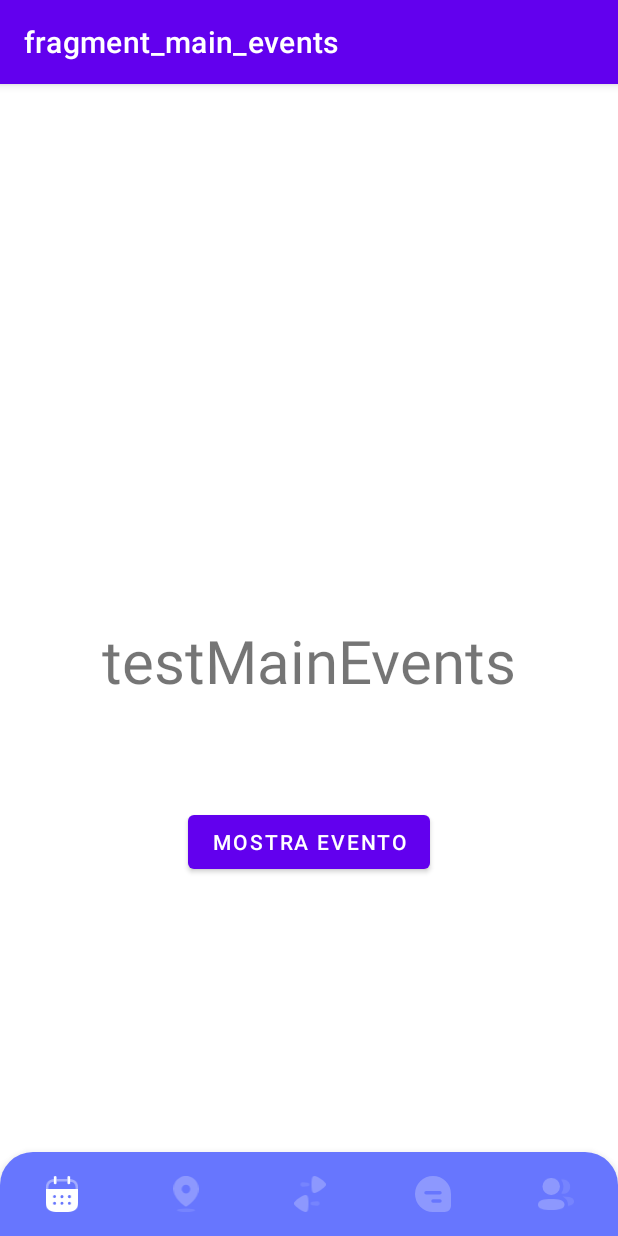
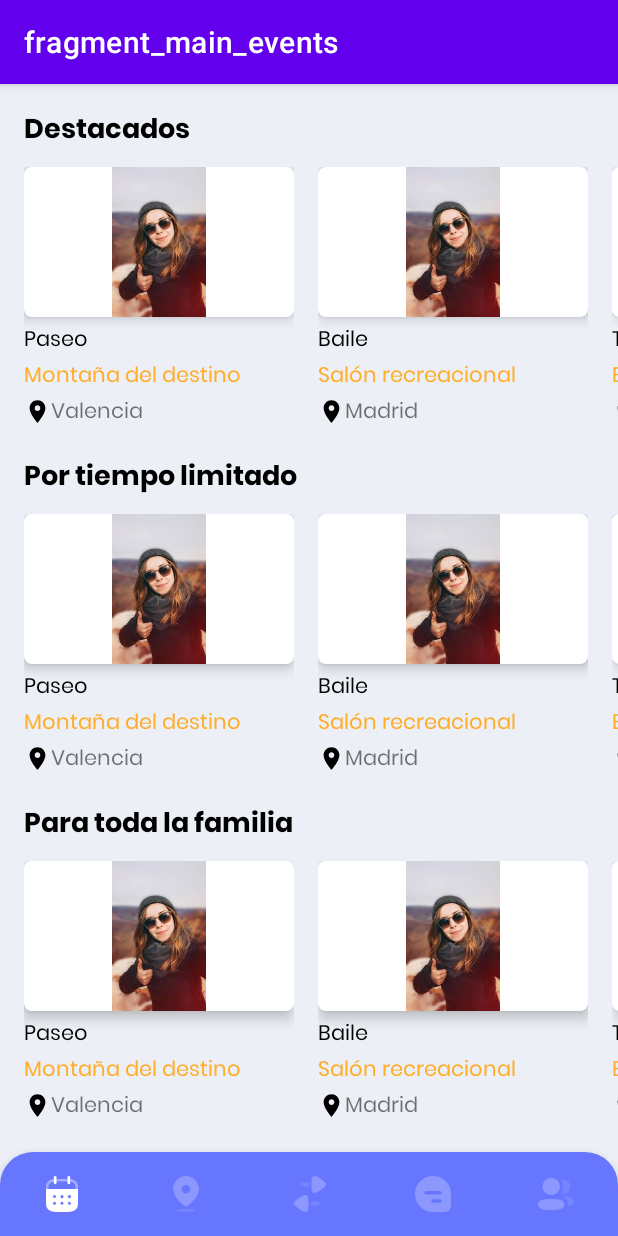
Before and after one commit to AndresOtalora01/GroupZ, an Android app: the MainEventsFragment screen opened through its navigation route, on a phone screen of 412 x 824 dp. Run offline under Robolectric (Android 15) with nearby library versions, the phone set to English and light mode, and no system bars; our stand-ins replace navigation-ui.

Commit message:
Eventos principal - vista implementada y funcional.

```diff
--- a/app/src/main/java/cat/copernic/groupz/ui/activities/main/fragments/MainEventsFragment.kt
+++ /dev/null
@@ -1,34 +0,0 @@
-package cat.copernic.groupz.ui.activities.main.fragments
-
-import android.os.Bundle
-import androidx.fragment.app.Fragment
-import android.view.LayoutInflater
-import android.view.View
-import android.view.ViewGroup
-import androidx.navigation.fragment.findNavController
-import cat.copernic.groupz.R
-import cat.copernic.groupz.databinding.FragmentMainEventsBinding
-
-
-class MainEventsFragment : Fragment() {
-    private lateinit var binding: FragmentMainEventsBinding
-    override fun onCreateView(
-        inflater: LayoutInflater, container: ViewGroup?,
-        savedInstanceState: Bundle?
-    ): View? {
-        // Inflate the layout for this fragment
-        return inflater.inflate(R.layout.fragment_main_events, container, false)
-    }
-
-    override fun onViewCreated(view: View, savedInstanceState: Bundle?) {
-        super.onViewCreated(view, savedInstanceState)
-
-        binding = FragmentMainEventsBinding.bind(view)
-
-        binding.btnShowEvent.setOnClickListener {
-            findNavController().navigate(R.id.action_mainEventsFragment_to_showEventFragment)
-        }
-    }
-
-
-}
--- /dev/null
+++ b/app/src/main/java/cat/copernic/groupz/ui/activities/main/fragments/events/AllCategories.kt
@@ -0,0 +1,3 @@
+package cat.copernic.groupz.ui.activities.main.fragments.events
+
+class AllCategories(var categoryTitle: String, var categoryItems: List<CategoryItem>)
--- /dev/null
+++ b/app/src/main/java/cat/copernic/groupz/ui/activities/main/fragments/events/CategoryItem.kt
@@ -0,0 +1,3 @@
+package cat.copernic.groupz.ui.activities.main.fragments.events
+
+class CategoryItem ( var imageUrl: Int, var eventTitle: String, var eventType: String, var location:String)
--- /dev/null
+++ b/app/src/main/java/cat/copernic/groupz/ui/activities/main/fragments/events/CategoryItemAdapter.kt
@@ -0,0 +1,48 @@
+package cat.copernic.groupz.ui.activities.main.fragments.events
+
+import android.content.Context
+import android.view.LayoutInflater
+import android.view.View
+import android.view.ViewGroup
+import android.widget.ImageView
+import android.widget.TextView
+import androidx.recyclerview.widget.RecyclerView
+import cat.copernic.groupz.R
+
+class CategoryItemAdapter(
+    private val context: Context,
+    private val categoryItems: List<CategoryItem>
+) : RecyclerView.Adapter<CategoryItemAdapter.CategoryItemViewHolder>() {
+
+    class CategoryItemViewHolder(itemView: View) : RecyclerView.ViewHolder(itemView) {
+        var itemImage: ImageView
+        var itemTitle: TextView
+        var itemDestination: TextView
+        var itemLocation: TextView
+
+        init {
+            itemImage =  itemView.findViewById(R.id.categoryItemImage)
+            itemTitle = itemView.findViewById(R.id.tvCategoryItemTitle)
+            itemDestination = itemView.findViewById(R.id.tvCategoryItemDestination)
+            itemLocation = itemView.findViewById(R.id.tvCategoryItemLocation)
+        }
+    }
+
+    override fun onCreateViewHolder(parent: ViewGroup, viewType: Int): CategoryItemViewHolder {
+        return CategoryItemViewHolder(
+            LayoutInflater.from(context).inflate(R.layout.category_item, parent, false)
+        )
+    }
+
+    override fun onBindViewHolder(holder: CategoryItemViewHolder, position: Int) {
+        holder.itemImage.setImageResource(categoryItems[position].imageUrl)
+        holder.itemTitle.text = categoryItems[position].eventTitle
+        holder.itemDestination.text = categoryItems[position].eventType
+        holder.itemLocation.text = categoryItems[position].location
+    }
+
+    override fun getItemCount(): Int {
+        return categoryItems.size
+    }
+
+}
--- /dev/null
+++ b/app/src/main/java/cat/copernic/groupz/ui/activities/main/fragments/events/MainEventsFragment.kt
@@ -0,0 +1,96 @@
+package cat.copernic.groupz.ui.activities.main.fragments.events
+
+import android.os.Bundle
+import androidx.fragment.app.Fragment
+import android.view.LayoutInflater
+import android.view.View
+import android.view.ViewGroup
+import androidx.navigation.fragment.findNavController
+import androidx.recyclerview.widget.LinearLayoutManager
+import androidx.recyclerview.widget.RecyclerView
+import cat.copernic.groupz.R
+
+
+class MainEventsFragment : Fragment() {
+    private var mainCategoryRecycler: RecyclerView? = null
+    private var mainRecyclerAdapter: MainRecyclerAdapter? = null
+    override fun onCreateView(
+        inflater: LayoutInflater, container: ViewGroup?,
+        savedInstanceState: Bundle?
+    ): View? {
+        // Inflate the layout for this fragment
+        return inflater.inflate(R.layout.fragment_main_events, container, false)
+    }
+
+
+
+    override fun onViewCreated(view: View, savedInstanceState: Bundle?) {
+        super.onViewCreated(view, savedInstanceState)
+        mainCategoryRecycler = view?.findViewById(R.id.mainRecyclerEvents)
+
+        //primera categoria de prueba
+        val categoryItemList : MutableList<CategoryItem> = ArrayList()
+        categoryItemList.add(CategoryItem(R.drawable.pedra, "Paseo", "Montaña del destino", "Valencia"))
+        categoryItemList.add(CategoryItem(R.drawable.pedra, "Baile", "Salón recreacional", "Madrid"))
+        categoryItemList.add(CategoryItem(R.drawable.pedra, "Torneo", "Estadio", "Barcelona"))
+        categoryItemList.add(CategoryItem(R.drawable.pedra, "Paseo", "Centro comercial", "Zurich"))
+        categoryItemList.add(CategoryItem(R.drawable.pedra, "Spiderman 3", "Cines", "Andorra"))
+
+        //segunda categoria de prueba
+        val categoryItemList2 : MutableList<CategoryItem> = ArrayList()
+        categoryItemList2.add(CategoryItem(R.drawable.pedra, "Paseo", "Montaña del destino", "Valencia"))
+        categoryItemList2.add(CategoryItem(R.drawable.pedra, "Baile", "Salón recreacional", "Madrid"))
+        categoryItemList2.add(CategoryItem(R.drawable.pedra, "Torneo", "Estadio", "Barcelona"))
+        categoryItemList2.add(CategoryItem(R.drawable.pedra, "Paseo", "Centro comercial", "Zurich"))
+        categoryItemList2.add(CategoryItem(R.drawable.pedra, "Spiderman 3", "Cines", "Andorra"))
+
+
+        //tercera categoría de prueba
+        val categoryItemList3 : MutableList<CategoryItem> = ArrayList()
+        categoryItemList3.add(CategoryItem(R.drawable.pedra, "Paseo", "Montaña del destino", "Valencia"))
+        categoryItemList3.add(CategoryItem(R.drawable.pedra, "Baile", "Salón recreacional", "Madrid"))
+        categoryItemList3.add(CategoryItem(R.drawable.pedra, "Torneo", "Estadio", "Barcelona"))
+        categoryItemList3.add(CategoryItem(R.drawable.pedra, "Paseo", "Centro comercial", "Zurich"))
+        categoryItemList3.add(CategoryItem(R.drawable.pedra, "Spiderman 3", "Cines", "Andorra"))
+
+        //cuarta categoria de prueba
+        val categoryItemList4 : MutableList<CategoryItem> = ArrayList()
+        categoryItemList4.add(CategoryItem(R.drawable.pedra, "Paseo", "Montaña del destino", "Valencia"))
+        categoryItemList4.add(CategoryItem(R.drawable.pedra, "Baile", "Salón recreacional", "Madrid"))
+        categoryItemList4.add(CategoryItem(R.drawable.pedra, "Torneo", "Estadio", "Barcelona"))
+        categoryItemList4.add(CategoryItem(R.drawable.pedra, "Paseo", "Centro comercial", "Zurich"))
+        categoryItemList4.add(CategoryItem(R.drawable.pedra, "Spiderman 3", "Cines", "Andorra"))
+
+
+        //quinta categoría de prueba
+        val categoryItemList5 : MutableList<CategoryItem> = ArrayList()
+        categoryItemList5.add(CategoryItem(R.drawable.pedra, "Paseo", "Montaña del destino", "Valencia"))
+        categoryItemList5.add(CategoryItem(R.drawable.pedra, "Baile", "Salón recreacional", "Madrid"))
+        categoryItemList5.add(CategoryItem(R.drawable.pedra, "Torneo", "Estadio", "Barcelona"))
+        categoryItemList5.add(CategoryItem(R.drawable.pedra, "Paseo", "Centro comercial", "Zurich"))
+        categoryItemList5.add(CategoryItem(R.drawable.pedra, "Spiderman 3", "Cines", "Andorra"))
+
+
+
+        val allCategories: MutableList<AllCategories> = ArrayList()
+        allCategories.add(AllCategories("Destacados", categoryItemList))
+        allCategories.add(AllCategories("Por tiempo limitado", categoryItemList2))
+        allCategories.add(AllCategories("Para toda la familia",categoryItemList3))
+        allCategories.add(AllCategories("Musicales", categoryItemList4))
+        allCategories.add(AllCategories("En pareja", categoryItemList5))
+        setMainCategoryRecycler(allCategories)
+    }
+
+    private fun setMainCategoryRecycler(allCategories: List<AllCategories>) {
+        val layoutManager: RecyclerView.LayoutManager = LinearLayoutManager(context)
+        mainCategoryRecycler!!.layoutManager = layoutManager
+        mainRecyclerAdapter = MainRecyclerAdapter(context, allCategories)
+        mainCategoryRecycler!!.adapter = mainRecyclerAdapter
+    }
+
+
+
+
+
+
+}
--- /dev/null
+++ b/app/src/main/java/cat/copernic/groupz/ui/activities/main/fragments/events/MainRecyclerAdapter.kt
@@ -0,0 +1,50 @@
+package cat.copernic.groupz.ui.activities.main.fragments.events
+
+import android.content.Context
+import android.view.LayoutInflater
+import android.view.View
+import android.view.ViewGroup
+import android.widget.TextView
+import androidx.recyclerview.widget.LinearLayoutManager
+import androidx.recyclerview.widget.RecyclerView
+import cat.copernic.groupz.R
+
+class MainRecyclerAdapter(
+    private val context: Context?,
+    private val allCategories: List<AllCategories>
+) : RecyclerView.Adapter<MainRecyclerAdapter.MainViewHolder>() {
+
+    class MainViewHolder(itemView: View) : RecyclerView.ViewHolder(itemView) {
+        var categoryTitle: TextView
+        var itemRecyclerView: RecyclerView
+
+        init {
+            categoryTitle = itemView.findViewById(R.id.categoryTitle)
+            itemRecyclerView = itemView.findViewById(R.id.categoryItemRecycler)
+        }
+    }
+
+    override fun onCreateViewHolder(parent: ViewGroup, viewType: Int): MainViewHolder {
+        return MainViewHolder(
+            LayoutInflater.from(context).inflate(R.layout.main_events_recycler_item, parent, false)
+        )
+    }
+
+    override fun onBindViewHolder(holder: MainViewHolder, position: Int) {
+        holder.categoryTitle.text = allCategories[position].categoryTitle
+        setCategoryItemRecycler(holder.itemRecyclerView, allCategories[position].categoryItems)
+    }
+
+    override fun getItemCount(): Int {
+        return allCategories.size
+    }
+
+    private fun setCategoryItemRecycler(
+        recyclerView: RecyclerView,
+        categoryItem: List<CategoryItem>
+    ) {
+        val itemRecyclerAdapter = CategoryItemAdapter(context!!, categoryItem)
+        recyclerView.layoutManager = LinearLayoutManager(context, RecyclerView.HORIZONTAL, false)
+        recyclerView.adapter = itemRecyclerAdapter
+    }
+}
--- /dev/null
+++ b/app/src/main/res/drawable/ic_location.xml
@@ -0,0 +1,9 @@
+<vector xmlns:android="http://schemas.android.com/apk/res/android"
+    android:width="18dp"
+    android:height="18dp"
+    android:viewportWidth="24"
+    android:viewportHeight="24">
+    <path
+        android:fillColor="@color/black"
+        android:pathData="M12,2C8.13,2 5,5.13 5,9c0,5.25 7,13 7,13s7,-7.75 7,-13c0,-3.87 -3.13,-7 -7,-7zM12,11.5c-1.38,0 -2.5,-1.12 -2.5,-2.5s1.12,-2.5 2.5,-2.5 2.5,1.12 2.5,2.5 -1.12,2.5 -2.5,2.5z" />
+</vector>
--- /dev/null
+++ b/app/src/main/res/layout/category_item.xml
@@ -0,0 +1,68 @@
+<?xml version="1.0" encoding="utf-8"?>
+<androidx.constraintlayout.widget.ConstraintLayout xmlns:android="http://schemas.android.com/apk/res/android"
+    xmlns:app="http://schemas.android.com/apk/res-auto"
+    xmlns:tools="http://schemas.android.com/tools"
+    android:layout_width="wrap_content"
+    android:layout_height="wrap_content"
+    android:layout_marginStart="16dp">
+
+    <androidx.cardview.widget.CardView
+        android:id="@+id/cardView"
+        android:layout_width="180dp"
+        android:layout_height="100dp"
+        app:cardElevation="5dp"
+        app:cardCornerRadius="5dp"
+        app:layout_constraintBottom_toBottomOf="parent"
+        app:layout_constraintEnd_toEndOf="parent"
+        app:layout_constraintHorizontal_bias="0.0"
+        app:layout_constraintStart_toStartOf="parent"
+        app:layout_constraintTop_toTopOf="parent"
+        app:layout_constraintVertical_bias="0.003">
+
+        <ImageView
+            android:id="@+id/categoryItemImage"
+            android:layout_width="match_parent"
+            android:layout_height="match_parent"/>
+
+    </androidx.cardview.widget.CardView>
+
+    <TextView
+        android:id="@+id/tvCategoryItemTitle"
+        android:layout_width="wrap_content"
+        android:layout_height="wrap_content"
+        android:layout_marginTop="4dp"
+        android:fontFamily="@font/poppins_regular"
+        android:text="Paseo por la montaña"
+        android:textColor="@color/black"
+        app:layout_constraintStart_toStartOf="parent"
+        app:layout_constraintTop_toBottomOf="@+id/cardView" />
+
+    <TextView
+        android:id="@+id/tvCategoryItemDestination"
+        android:layout_width="wrap_content"
+        android:layout_height="wrap_content"
+        android:fontFamily="@font/poppins_regular"
+        android:text="Monte del destino"
+        android:textColor="@color/orange_focused"
+        app:layout_constraintStart_toStartOf="parent"
+        app:layout_constraintTop_toBottomOf="@+id/tvCategoryItemTitle" />
+
+    <ImageView
+        android:id="@+id/iconLocation"
+        android:layout_width="wrap_content"
+        android:layout_height="wrap_content"
+        android:layout_marginTop="2dp"
+        android:src="@drawable/ic_location"
+        app:layout_constraintStart_toStartOf="parent"
+        app:layout_constraintTop_toBottomOf="@+id/tvCategoryItemDestination" />
+
+    <TextView
+        android:id="@+id/tvCategoryItemLocation"
+        android:layout_width="wrap_content"
+        android:layout_height="wrap_content"
+        android:fontFamily="@font/poppins_regular"
+        android:text="Terrassa"
+        app:layout_constraintStart_toEndOf="@+id/iconLocation"
+        app:layout_constraintTop_toBottomOf="@+id/tvCategoryItemDestination" />
+
+</androidx.constraintlayout.widget.ConstraintLayout>
--- a/app/src/main/res/layout/fragment_main_events.xml
+++ b/app/src/main/res/layout/fragment_main_events.xml
@@ -4,28 +4,17 @@
     xmlns:tools="http://schemas.android.com/tools"
     android:layout_width="match_parent"
     android:layout_height="match_parent"
-    tools:context=".ui.activities.main.fragments.MainEventsFragment">
+    android:background="#ECF0F6"
+    tools:context=".ui.activities.main.fragments.events.MainEventsFragment">
 
-    <TextView
-        android:id="@+id/textView7"
-        android:layout_width="wrap_content"
-        android:layout_height="wrap_content"
-        android:text="testMainEvents"
-        android:textSize="40dp"
+
+    <androidx.recyclerview.widget.RecyclerView
+        android:id="@+id/mainRecyclerEvents"
+        android:layout_width="0dp"
+        android:layout_height="0dp"
         app:layout_constraintBottom_toBottomOf="parent"
         app:layout_constraintEnd_toEndOf="parent"
         app:layout_constraintStart_toStartOf="parent"
         app:layout_constraintTop_toTopOf="parent" />
 
-    <Button
-        android:id="@+id/btnShowEvent"
-        android:layout_width="wrap_content"
-        android:layout_height="wrap_content"
-        android:text="mostra evento"
-        app:layout_constraintBottom_toBottomOf="parent"
-        app:layout_constraintEnd_toEndOf="parent"
-        app:layout_constraintStart_toStartOf="parent"
-        app:layout_constraintTop_toBottomOf="@+id/textView7"
-        app:layout_constraintVertical_bias="0.226" />
-
 </androidx.constraintlayout.widget.ConstraintLayout>
--- /dev/null
+++ b/app/src/main/res/layout/main_events_recycler_item.xml
@@ -0,0 +1,30 @@
+<?xml version="1.0" encoding="utf-8"?>
+<androidx.constraintlayout.widget.ConstraintLayout xmlns:android="http://schemas.android.com/apk/res/android"
+    xmlns:app="http://schemas.android.com/apk/res-auto"
+    xmlns:tools="http://schemas.android.com/tools"
+    android:layout_width="match_parent"
+    android:layout_height="wrap_content">
+
+    <TextView
+        android:id="@+id/categoryTitle"
+        android:layout_width="wrap_content"
+        android:layout_height="wrap_content"
+        android:layout_marginStart="16dp"
+        android:layout_marginTop="16dp"
+        android:fontFamily="@font/poppins_bold"
+        android:text="TextView"
+        android:textColor="@color/black"
+        android:textSize="18sp"
+        app:layout_constraintStart_toStartOf="parent"
+        app:layout_constraintTop_toTopOf="parent" />
+
+    <androidx.recyclerview.widget.RecyclerView
+        android:id="@+id/categoryItemRecycler"
+        android:layout_width="0dp"
+        android:layout_height="wrap_content"
+        android:layout_marginTop="8dp"
+        app:layout_constraintEnd_toEndOf="parent"
+        app:layout_constraintHorizontal_bias="1.0"
+        app:layout_constraintStart_toStartOf="parent"
+        app:layout_constraintTop_toBottomOf="@+id/categoryTitle" />
+</androidx.constraintlayout.widget.ConstraintLayout>
--- a/app/src/main/res/navigation/main_nav.xml
+++ b/app/src/main/res/navigation/main_nav.xml
@@ -11,7 +11,7 @@
         tools:layout="@layout/fragment_swipe" />
     <fragment
         android:id="@+id/mainEventsFragment"
-        android:name="cat.copernic.groupz.ui.activities.main.fragments.MainEventsFragment"
+        android:name="cat.copernic.groupz.ui.activities.main.fragments.events.MainEventsFragment"
         android:label="fragment_main_events"
         tools:layout="@layout/fragment_main_events" >
         <action
--- a/app/src/main/res/values/strings.xml
+++ b/app/src/main/res/values/strings.xml
@@ -61,4 +61,5 @@
     <string name="Robot">No soc un Robot</string>
     <!-- TODO: Remove or change this placeholder text -->
     <string name="hello_blank_fragment">Hello blank fragment</string>
+    <string name="recommendedEvents">Recomendados</string>
 </resources>
```
